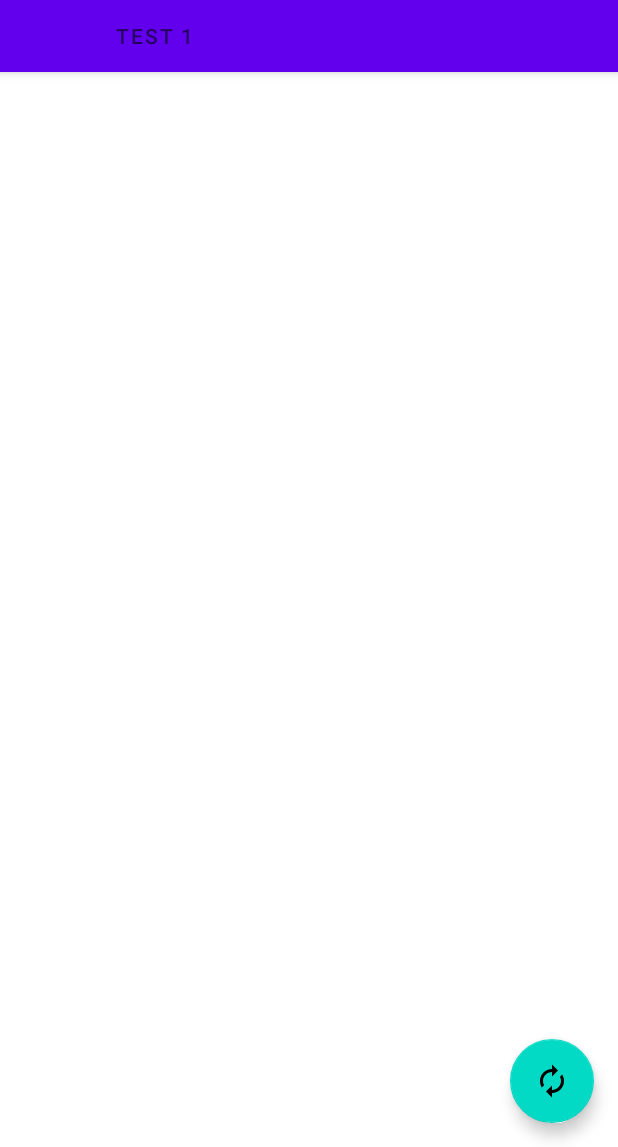
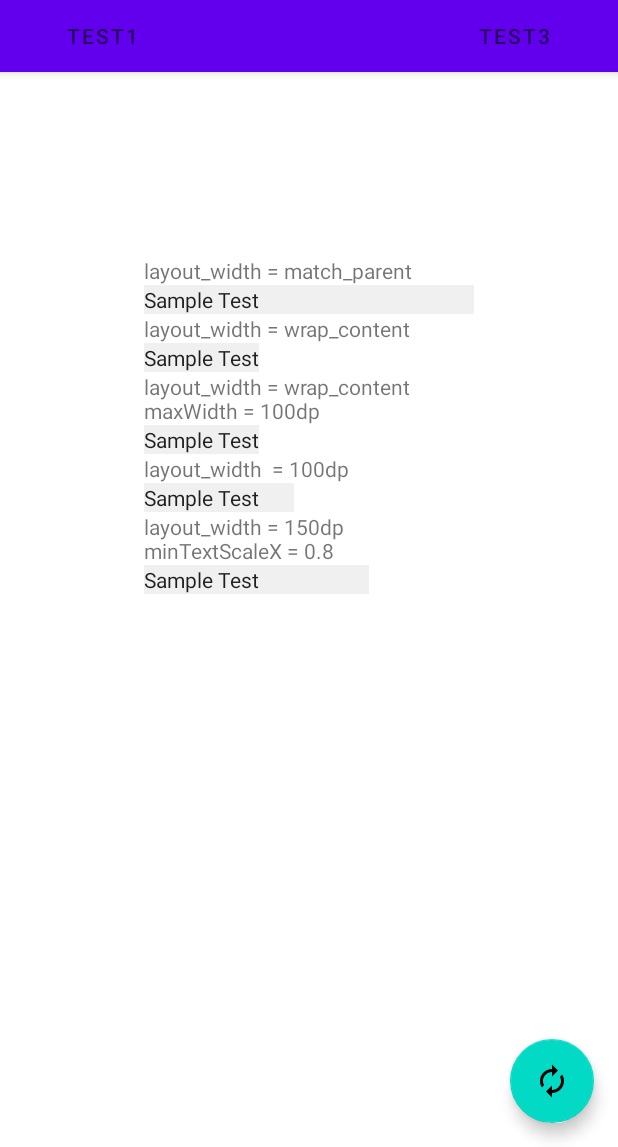
Before and after one commit to Seo-4d696b75/MyAndroidLibrary, an Android app: the screen it shows after launch (TestActivity), tab 2 chosen, on a phone screen of 412 x 824 dp, the part 89-1236 px from its top. Run offline under Robolectric (Android 15) with nearby library versions, the phone set to English and light mode, and no system bars; 1 statement that could not run was skipped.

Commit message:
[fix] number picker
- bug in CustomNumberPicker.kt
    - make constructor to call super, so that proper style applied
    - change some method to properties

```diff
--- a/app/src/main/java/jp/seo/android/mylibrary/ui/main/PageViewModel.kt
+++ b/app/src/main/java/jp/seo/android/mylibrary/ui/main/PageViewModel.kt
@@ -37,7 +37,7 @@ class PageViewModel(
         _index.value = index
     }
 
-    private var _valueIndex = -1
+    private var _valueIndex = 0
 
     fun updateValue() {
         _valueIndex++
@@ -46,7 +46,7 @@ class PageViewModel(
         updateMessage("value changed: $v")
     }
 
-    private val _text = MutableLiveData<String>("")
+    private val _text = MutableLiveData<String>(textList[0])
     val text: LiveData<String> = _text
 
     fun updateMessage(mes: String) {
--- a/app/src/main/java/jp/seo/android/mylibrary/ui/main/PlaceholderFragment.kt
+++ b/app/src/main/java/jp/seo/android/mylibrary/ui/main/PlaceholderFragment.kt
@@ -9,10 +9,11 @@ import android.view.ViewGroup
 import android.widget.RelativeLayout
 import android.widget.TextView
 import androidx.fragment.app.Fragment
-import androidx.lifecycle.Observer
 import com.google.android.material.floatingactionbutton.FloatingActionButton
 import com.google.android.material.snackbar.Snackbar
 import jp.seo.android.mylibrary.R
+import jp.seo.android.widget.CustomNumberPicker
+import jp.seo.android.widget.FloatPicker
 import jp.seo.android.widget.HorizontalListView
 
 /**
@@ -38,9 +39,9 @@ class PlaceholderFragment : Fragment() {
     ): View? {
         val root = inflater.inflate(R.layout.fragment_test, container, false)
         val titleView: TextView = root.findViewById(R.id.text_title)
-        pageViewModel.title.observe(viewLifecycleOwner, Observer<String> {
+        pageViewModel.title.observe(viewLifecycleOwner) {
             titleView.text = it
-        })
+        }
         val messageView: TextView = root.findViewById(R.id.text_message)
         pageViewModel.message.observe(viewLifecycleOwner) {
             messageView.text = it
@@ -48,9 +49,7 @@ class PlaceholderFragment : Fragment() {
         val holder = root.findViewById<RelativeLayout>(R.id.widget_container)
         val index = arguments?.getInt(ARG_SECTION_NUMBER) ?: 0
         context?.let { ctx ->
-            getTestWidget(index, ctx)?.let { view ->
-                holder.addView(view)
-            }
+            getTestWidget(index, ctx, holder)
         }
 
         val fab: FloatingActionButton = root.findViewById(R.id.fab)
@@ -62,7 +61,11 @@ class PlaceholderFragment : Fragment() {
         return root
     }
 
-    private fun getTestWidget(index: Int, context: Context): View? {
+    /**
+     * return view(s) which should be tested here
+     */
+    private fun getTestWidget(index: Int, context: Context, parent: ViewGroup) {
+        val inflater = LayoutInflater.from(context)
         when (index) {
             0 -> {
                 val list = HorizontalListView(context)
@@ -71,14 +74,38 @@ class PlaceholderFragment : Fragment() {
                     pageViewModel.updateMessage("selected: $data")
                 }
                 list.adapter = adapter
-                return list
+                parent.addView(list)
             }
             1 -> {
+                val frame = inflater.inflate(R.layout.fragment_textview, parent, true)
+                val ids = listOf(
+                    R.id.text_test_1,
+                    R.id.text_test_2,
+                    R.id.text_test_3,
+                    R.id.text_test_4,
+                    R.id.text_test_5
+                )
+                val views = ids.map { frame.findViewById<TextView>(it) }
+                pageViewModel.text.observe(viewLifecycleOwner) { str ->
+                    views.forEach { it.text = str }
+                }
 
+            }
+            2 -> {
+                val frame = inflater.inflate(R.layout.fragment_picker, parent, true)
+                val number = frame.findViewById<CustomNumberPicker>(R.id.number_picker)
+                val float = frame.findViewById<FloatPicker>(R.id.float_picker)
+                val numberValue = frame.findViewById<TextView>(R.id.text_number_picker)
+                val floatValue = frame.findViewById<TextView>(R.id.text_float_picker)
+                number.setOnValueChangedListener { numberPicker, old, new ->
+                    numberValue.text = new.toString()
+                }
+                float.setOnValueChangedListener { picker, old, new ->
+                    floatValue.text = String.format("%.1f", new)
+                }
             }
             else -> Log.w("Index", "unknown: $index")
         }
-        return null
     }
 
     companion object {
@@ -102,7 +129,7 @@ class PlaceholderFragment : Fragment() {
         }
     }
 
-    class StringAdapter(private val context: Context, size: Int) :
+    class StringAdapter(context: Context, size: Int) :
         HorizontalListView.ArrayAdapter<String>(
             Array(size) { "Item-${it}" }.toList()
         ) {
--- a/app/src/main/java/jp/seo/android/mylibrary/ui/main/SectionsPagerAdapter.kt
+++ b/app/src/main/java/jp/seo/android/mylibrary/ui/main/SectionsPagerAdapter.kt
@@ -4,12 +4,7 @@ import android.content.Context
 import androidx.fragment.app.Fragment
 import androidx.fragment.app.FragmentManager
 import androidx.fragment.app.FragmentPagerAdapter
-import jp.seo.android.mylibrary.R
 
-private val TAB_TITLES = arrayOf(
-    R.string.tab_text_1,
-    R.string.tab_text_2
-)
 
 /**
  * A [FragmentPagerAdapter] that returns a fragment corresponding to
@@ -25,11 +20,11 @@ class SectionsPagerAdapter(private val context: Context, fm: FragmentManager) :
     }
 
     override fun getPageTitle(position: Int): CharSequence {
-        return context.resources.getString(TAB_TITLES[position])
+        return "Test${position + 1}"
     }
 
     override fun getCount(): Int {
-        // Show 2 total pages.
-        return 2
+        // Show 3 total pages.
+        return 3
     }
 }
--- a/app/src/main/res/layout/fragment_test.xml
+++ b/app/src/main/res/layout/fragment_test.xml
@@ -8,7 +8,7 @@
 
     <LinearLayout
         android:layout_width="match_parent"
-        android:layout_height="wrap_content"
+        android:layout_height="match_parent"
         android:layout_margin="10dp"
         android:orientation="vertical">
 
@@ -30,13 +30,14 @@
             android:layout_marginEnd="@dimen/activity_horizontal_margin"
             android:layout_marginBottom="@dimen/activity_vertical_margin" />
 
+
+        <RelativeLayout
+            android:id="@+id/widget_container"
+            android:layout_width="match_parent"
+            android:layout_height="match_parent"
+            android:gravity="center" />
+
     </LinearLayout>
-
-    <RelativeLayout
-        android:id="@+id/widget_container"
-        android:layout_width="match_parent"
-        android:layout_height="match_parent"
-        android:gravity="center"></RelativeLayout>
 
 
     <com.google.android.material.floatingactionbutton.FloatingActionButton
--- /dev/null
+++ b/app/src/main/res/layout/fragment_textview.xml
@@ -0,0 +1,66 @@
+<?xml version="1.0" encoding="utf-8"?>
+<LinearLayout xmlns:android="http://schemas.android.com/apk/res/android"
+    xmlns:custom="http://schemas.android.com/apk/res-auto"
+    android:layout_width="240dp"
+    android:layout_height="match_parent"
+    android:padding="10dp"
+    android:orientation="vertical">
+
+    <TextView
+        android:layout_width="wrap_content"
+        android:layout_height="wrap_content"
+        android:text="layout_width = match_parent" />
+
+    <jp.seo.android.widget.ExpandableTextView
+        android:id="@+id/text_test_1"
+        android:layout_width="match_parent"
+        android:layout_height="wrap_content"
+        android:background="#F0F0F0" />
+
+    <TextView
+        android:layout_width="wrap_content"
+        android:layout_height="wrap_content"
+        android:text="layout_width = wrap_content" />
+
+    <jp.seo.android.widget.ExpandableTextView
+        android:id="@+id/text_test_2"
+        android:layout_width="wrap_content"
+        android:layout_height="wrap_content"
+        android:background="#F0F0F0" />
+
+    <TextView
+        android:layout_width="wrap_content"
+        android:layout_height="wrap_content"
+        android:text="layout_width = wrap_content\nmaxWidth = 100dp" />
+
+    <jp.seo.android.widget.ExpandableTextView
+        android:id="@+id/text_test_3"
+        android:layout_width="wrap_content"
+        android:layout_height="wrap_content"
+        custom:maxWidth="100dp"
+        android:background="#F0F0F0" />
+
+    <TextView
+        android:layout_width="wrap_content"
+        android:layout_height="wrap_content"
+        android:text="layout_width  = 100dp" />
+
+    <jp.seo.android.widget.ExpandableTextView
+        android:id="@+id/text_test_4"
+        android:layout_width="100dp"
+        android:layout_height="wrap_content"
+        android:background="#F0F0F0" />
+
+    <TextView
+        android:layout_width="wrap_content"
+        android:layout_height="wrap_content"
+        android:text="layout_width = 150dp \nminTextScaleX = 0.8" />
+
+    <jp.seo.android.widget.ExpandableTextView
+        android:id="@+id/text_test_5"
+        android:layout_width="150dp"
+        android:layout_height="wrap_content"
+        custom:minTextScaleX="0.8"
+        android:background="#F0F0F0" />
+
+</LinearLayout>
--- a/library/widget/src/main/java/jp/seo/android/widget/CustomNumberPicker.kt
+++ b/library/widget/src/main/java/jp/seo/android/widget/CustomNumberPicker.kt
@@ -23,10 +23,12 @@ import kotlin.math.pow
  */
 open class CustomNumberPicker : NumberPicker {
 
-    constructor(context: Context) : this(context, null) {
+    constructor(context: Context) : super(context) {
+        init(context, null, 0)
     }
 
-    constructor(context: Context, set: AttributeSet?) : this(context, set, 0) {
+    constructor(context: Context, set: AttributeSet?) : super(context, set) {
+        init(context, set, 0)
     }
 
     constructor(context: Context, set: AttributeSet?, defaultAttr: Int) : super(
@@ -34,8 +36,13 @@ open class CustomNumberPicker : NumberPicker {
         set,
         defaultAttr
     ) {
+        init(context, set, defaultAttr)
+    }
 
-        val array = context.obtainStyledAttributes(set, R.styleable.CustomNumberPicker, 0, 0)
+    private fun init(context: Context, set: AttributeSet?, defaultAttr: Int) {
+
+        val array =
+            context.obtainStyledAttributes(set, R.styleable.CustomNumberPicker, defaultAttr, 0)
         min = array.getInteger(R.styleable.CustomNumberPicker_min, 0)
         max = array.getInteger(R.styleable.CustomNumberPicker_max, 100)
         step = array.getInteger(R.styleable.CustomNumberPicker_step, 10)
@@ -49,14 +56,13 @@ open class CustomNumberPicker : NumberPicker {
 
     }
 
-    private var min: Int
-    private var max: Int
-    private var step: Int
+    private var min: Int = 0
+    private var max: Int = 100
+    private var step: Int = 1
     private var valueSet: Array<Int> = arrayOf()
     private var speed: Float = 1.0f
     private var lastYPos: Float = 1.0f
-    private var _width: Int = 100
-    private var shiftPoint: Int
+    private var shiftPoint: Int = 1
     private var shiftRate: Float = 1.0f
     private var currentSpeed: Float = 0.0f
 
@@ -68,7 +74,8 @@ open class CustomNumberPicker : NumberPicker {
             super.setOnValueChangedListener(null)
         } else {
             this.listener = listener
-            super.setOnValueChangedListener{ picker, old, new ->
+            listener.onValueChange(this, displayedValue, displayedValue)
+            super.setOnValueChangedListener { picker, old, new ->
                 this.listener?.onValueChange(this, valueSet[old], valueSet[new])
             }
         }
@@ -77,7 +84,7 @@ open class CustomNumberPicker : NumberPicker {
     private fun setValues(keepValue: Boolean) {
         var value = 0
         if (keepValue) {
-            value = this.value
+            value = this.displayedValue
         }
         //最大最小の逆転を修正
         if (min > max) {
@@ -137,34 +144,100 @@ open class CustomNumberPicker : NumberPicker {
         return (v - min) / step
     }
 
+    @Deprecated(
+        "returned value is not the displayed value, but an index of current displayed value, use 'displayedValue' property instead",
+        ReplaceWith("displayedValue")
+    )
     override fun getValue(): Int {
-        val i = super.getValue()
-        return valueSet[i]
+        // implementation of super class depends on this method,
+        // DO NOT override this!
+        return super.getValue()
     }
 
     override fun setValue(value: Int) {
-        val i = getClosestIndex(value)
-        super.setValue(i)
+        // in super class, #setValueInternal used
+        displayedValue = value
     }
 
+    /**
+     * Viewが表示・選択している値
+     *
+     * ### `setter`
+     * [ステップ][stepValue]の倍数で最も近い値に調整される
+     */
+    var displayedValue: Int
+        get() {
+            val i = super.getValue()
+            return valueSet[i]
+        }
+        set(value) {
+            val i = getClosestIndex(value)
+            super.setValue(i)
+        }
+
     override fun setMinValue(minValue: Int) {
-        min = minValue
-        setValues(true)
+        displayedMinValue = minValue
     }
 
+    @Deprecated(
+        "returned value is always 0, use 'displayedMinValue' property instead",
+        ReplaceWith("displayedMinValue")
+    )
     override fun getMinValue(): Int {
-        return min
+        // implementation of super class depends on this method,
+        // DO NOT override this!
+        return super.getMinValue()
     }
 
+    /**
+     * Viewが表示・選択できる最小の値
+     *
+     * [NumberPicker]と異なり負数も許容する
+     *
+     * ### `setter`
+     * [ステップ][stepValue]の倍数で最も近い値に調整される
+     */
+    var displayedMinValue: Int
+        get() = min
+        set(value) {
+            min = value
+            setValues(true)
+        }
+
     override fun setMaxValue(maxValue: Int) {
-        max = maxValue
-        setValues(true)
+        displayedMaxValue = maxValue
     }
 
+
+    @Deprecated(
+        "returned value is max index of displayed values, use 'displayedMaxValue' property instead",
+        ReplaceWith("displayedMaxValue")
+    )
     override fun getMaxValue(): Int {
-        return max
+        // implementation of super class depends on this method,
+        // DO NOT override this!
+        return super.getMaxValue()
     }
 
+    /**
+     * Viewが表示・選択できる最大の値
+     *
+     * ### `setter`
+     * [ステップ][stepValue]の倍数で最も近い値に調整される
+     */
+    var displayedMaxValue: Int
+        get() = max
+        set(value) {
+            max = value
+            setValues(true)
+        }
+
+    /**
+     * Viewが表示・選択する値のステップ
+     *
+     * この値の倍数のみ表示・選択できるように制限する.
+     * 1以上の整数値
+     */
     var stepValue: Int
         get() = step
         set(value) {
@@ -172,6 +245,12 @@ open class CustomNumberPicker : NumberPicker {
             setValues(true)
         }
 
+    /**
+     * スクロール（wheel scroll）の速度を調整する
+     *
+     * `0`だと操作できないため、`abs(value) > 0.1`の条件を課す.
+     * 負数の場合はスクロール方向が逆になる
+     */
     var scrollSpeed: Float
         get() = speed
         set(value) {
@@ -202,7 +281,9 @@ open class CustomNumberPicker : NumberPicker {
         when (event?.actionMasked) {
             MotionEvent.ACTION_DOWN -> {
                 lastYPos = event.y
-                val section = shiftPoint - 1 - (event.x * shiftPoint / _width).toInt()
+                val x = event.x
+                val width = super.getWidth()
+                val section = shiftPoint - 1 - (x * shiftPoint / width).toInt()
                 val index = shiftRate.pow(section)
                 currentSpeed = speed * index
             }
@@ -216,11 +297,6 @@ open class CustomNumberPicker : NumberPicker {
             }
         }
         return super.onTouchEvent(event)
-    }
-
-    override fun onWindowFocusChanged(hasWindowFocus: Boolean) {
-        super.onWindowFocusChanged(hasWindowFocus)
-        _width = width
     }
 
 
@@ -265,7 +341,7 @@ open class CustomNumberPicker : NumberPicker {
         companion object {
             val CREATOR: Parcelable.Creator<SavedState?> =
                 object : Parcelable.Creator<SavedState?> {
-                    override fun createFromParcel(source: Parcel): SavedState? {
+                    override fun createFromParcel(source: Parcel): SavedState {
                         return SavedState(source)
                     }
 
@@ -279,9 +355,9 @@ open class CustomNumberPicker : NumberPicker {
     override fun onSaveInstanceState(): Parcelable? {
         val superState = super.onSaveInstanceState()
         val state = SavedState(superState)
-        state.min = minValue
-        state.max = maxValue
-        state.value = value
+        state.min = displayedMinValue
+        state.max = displayedMaxValue
+        state.value = displayedValue
         state.step = stepValue
         state.speed = scrollSpeed
         state.shiftPoint = shiftPoint
--- a/library/widget/src/main/java/jp/seo/android/widget/FloatPicker.kt
+++ b/library/widget/src/main/java/jp/seo/android/widget/FloatPicker.kt
@@ -16,14 +16,12 @@ import kotlin.math.round
  */
 class FloatPicker : CustomNumberPicker {
 
-    interface OnFloatValueChangedListener {
-        fun onValueChange(picker: FloatPicker, oldValue: Float, newValue: Float)
+    constructor(context: Context) : super(context) {
+        init(context, null, 0)
     }
 
-    constructor(context: Context) : this(context, null) {
-    }
-
-    constructor(context: Context, set: AttributeSet?) : this(context, set, 0) {
+    constructor(context: Context, set: AttributeSet?) : super(context, set) {
+        init(context, set, 0)
     }
 
     constructor(context: Context, set: AttributeSet?, defaultAttr: Int) : super(
@@ -31,8 +29,12 @@ class FloatPicker : CustomNumberPicker {
         set,
         defaultAttr
     ) {
+        init(context, set, defaultAttr)
+    }
 
-        val array = context.obtainStyledAttributes(set, R.styleable.FloatPicker, 0, 0)
+    private fun init(context: Context, set: AttributeSet?, defaultAttr: Int) {
+
+        val array = context.obtainStyledAttributes(set, R.styleable.FloatPicker, defaultAttr, 0)
         max = array.getFloat(R.styleable.FloatPicker_maxFloat, 10f)
         min = array.getFloat(R.styleable.FloatPicker_minFloat, 0f)
         val step = array.getFloat(R.styleable.FloatPicker_stepFloat, 0.1f)
@@ -57,9 +59,10 @@ class FloatPicker : CustomNumberPicker {
             _listener = null
             super.setOnValueChangedListener(null)
         } else {
+            listener(this, valueFloat, valueFloat)
             _listener = listener
             super.setOnValueChangedListener { picker, old, new ->
-                _listener?.onValueChange(this, old * step, new * step)
+                _listener?.let { it(this, old * step, new * step) }
             }
         }
     }
@@ -117,7 +120,7 @@ class FloatPicker : CustomNumberPicker {
         get() = min
         set(min) {
             super.setMinValue(round(min / step).toInt())
-            this.min = super.getMinValue() * step
+            this.min = super.displayedMinValue * step
         }
 
     /**
@@ -131,7 +134,7 @@ class FloatPicker : CustomNumberPicker {
         get() = max
         set(max) {
             super.setMaxValue(round(max / step).toInt())
-            this.max = super.getMaxValue() * step
+            this.max = super.displayedMaxValue * step
         }
 
     /**
@@ -143,12 +146,12 @@ class FloatPicker : CustomNumberPicker {
      */
     var valueFloat: Float
         get() {
-            this.value = super.getValue() * step
+            this.value = super.displayedValue * step
             return this.value
         }
         set(value) {
             super.setValue(round(value / step).toInt())
-            this.value = super.getValue() * step
+            this.value = super.displayedValue * step
         }
 
     @Deprecated(
@@ -226,7 +229,7 @@ class FloatPicker : CustomNumberPicker {
         companion object {
             val CREATOR: Parcelable.Creator<SavedState?> =
                 object : Parcelable.Creator<SavedState?> {
-                    override fun createFromParcel(source: Parcel): SavedState? {
+                    override fun createFromParcel(source: Parcel): SavedState {
                         return SavedState(source)
                     }
 
@@ -237,7 +240,7 @@ class FloatPicker : CustomNumberPicker {
         }
     }
 
-    override fun onSaveInstanceState(): Parcelable? {
+    override fun onSaveInstanceState(): Parcelable {
         //setFreezesText(true);
         val superState = super.onSaveInstanceState()
         val state = SavedState(superState)
@@ -261,3 +264,6 @@ class FloatPicker : CustomNumberPicker {
 
 
 }
+
+typealias OnFloatValueChangedListener =
+            (picker: FloatPicker, oldValue: Float, newValue: Float) -> Unit
```
Also changed, not shown: app/src/main/res/layout/fragment_picker.xml (added, +67 -0 lines).
